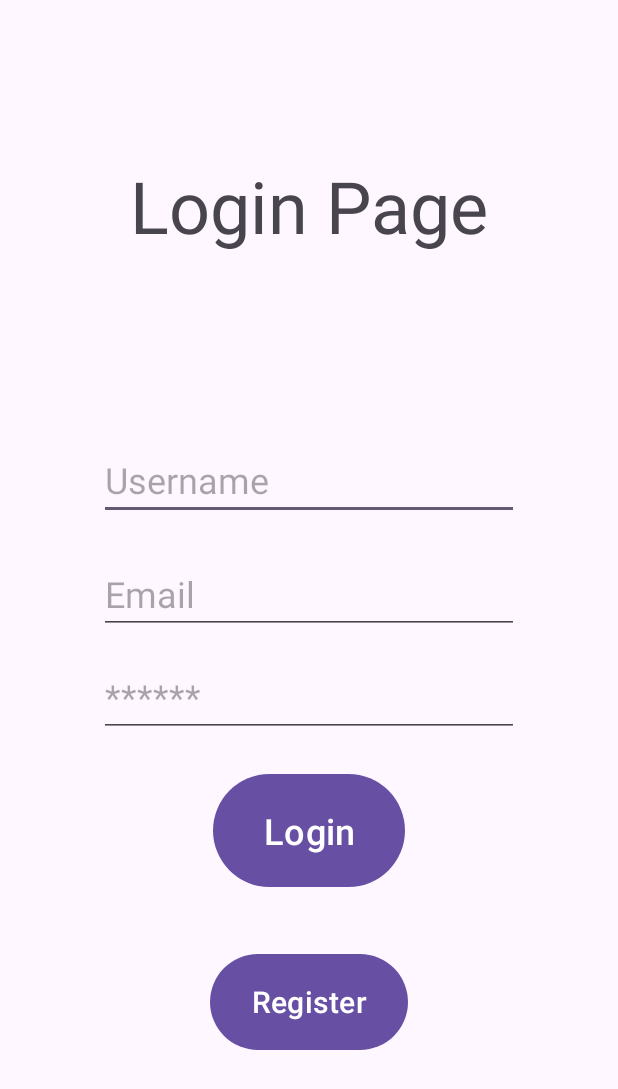
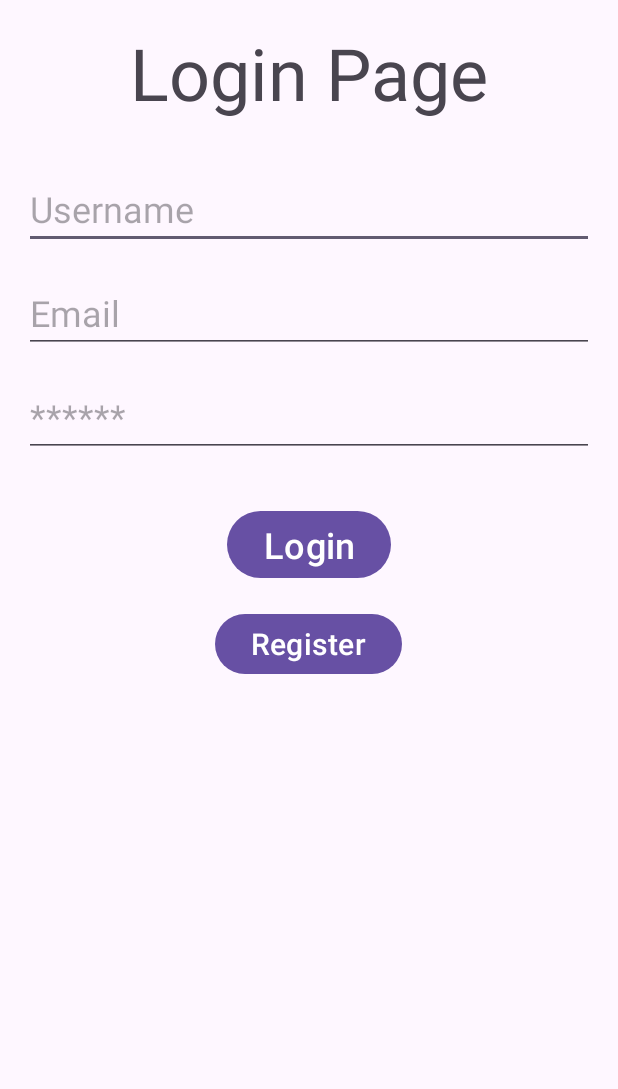
Before and after one commit to israaqaz/WelcomeApp, an Android app: the screen it shows after launch (LoginActivity), on a phone screen of 412 x 824 dp. Shown: the top 1089 px of the screen. Run offline under Robolectric (Android 15) with nearby library versions, the phone set to English and light mode, and no system bars.

Commit message:
LinearLayoutCommit

```diff
--- a/app/src/main/res/layout/activity_login.xml
+++ b/app/src/main/res/layout/activity_login.xml
@@ -1,67 +1,13 @@
 <?xml version="1.0" encoding="utf-8"?>
-<androidx.constraintlayout.widget.ConstraintLayout xmlns:android="http://schemas.android.com/apk/res/android"
+<LinearLayout xmlns:android="http://schemas.android.com/apk/res/android"
     xmlns:app="http://schemas.android.com/apk/res-auto"
     xmlns:tools="http://schemas.android.com/tools"
     android:layout_width="match_parent"
     android:layout_height="match_parent"
+    android:orientation="vertical"
+    android:gravity="center_horizontal"
+    android:padding="16dp"
     tools:context=".LoginActivity">
-
-    <EditText
-        android:id="@+id/usernameET"
-        android:layout_width="wrap_content"
-        android:layout_height="wrap_content"
-        android:ems="10"
-        android:hint="Username"
-        android:inputType="text"
-        android:textSize="24sp"
-        app:layout_constraintBottom_toBottomOf="parent"
-        app:layout_constraintEnd_toEndOf="@+id/tvLoginPage"
-        app:layout_constraintHorizontal_bias="0.512"
-        app:layout_constraintStart_toStartOf="@+id/tvLoginPage"
-        app:layout_constraintTop_toTopOf="parent"
-        app:layout_constraintVertical_bias="0.381" />
-
-    <Button
-        android:id="@+id/btnLogin"
-        android:layout_width="128dp"
-        android:layout_height="83dp"
-        android:text="Login"
-        android:textSize="24sp"
-        app:layout_constraintBottom_toBottomOf="parent"
-        app:layout_constraintEnd_toEndOf="@+id/etUserPassword"
-        app:layout_constraintStart_toStartOf="@+id/etUserPassword"
-        app:layout_constraintTop_toTopOf="parent"
-        app:layout_constraintVertical_bias="0.691" />
-
-    <EditText
-        android:id="@+id/etUserPassword"
-        android:layout_width="wrap_content"
-        android:layout_height="wrap_content"
-        android:ems="10"
-        android:hint="******"
-        android:inputType="textPassword"
-        android:textSize="24sp"
-        app:layout_constraintBottom_toBottomOf="parent"
-        app:layout_constraintEnd_toEndOf="@+id/etUserEmail"
-        app:layout_constraintHorizontal_bias="0.0"
-        app:layout_constraintStart_toStartOf="@+id/etUserEmail"
-        app:layout_constraintTop_toTopOf="parent"
-        app:layout_constraintVertical_bias="0.568" />
-
-    <EditText
-        android:id="@+id/etUserEmail"
-        android:layout_width="wrap_content"
-        android:layout_height="wrap_content"
-        android:ems="10"
-        android:hint="Email"
-        android:inputType="textEmailAddress"
-        android:textSize="24sp"
-        app:layout_constraintBottom_toBottomOf="parent"
-        app:layout_constraintEnd_toEndOf="@+id/usernameET"
-        app:layout_constraintHorizontal_bias="0.0"
-        app:layout_constraintStart_toStartOf="@+id/usernameET"
-        app:layout_constraintTop_toTopOf="parent"
-        app:layout_constraintVertical_bias="0.479" />
 
     <TextView
         android:id="@+id/tvLoginPage"
@@ -69,21 +15,51 @@
         android:layout_height="wrap_content"
         android:text="Login Page"
         android:textSize="48sp"
-        app:layout_constraintBottom_toBottomOf="parent"
-        app:layout_constraintEnd_toEndOf="parent"
-        app:layout_constraintStart_toStartOf="parent"
-        app:layout_constraintTop_toTopOf="parent"
-        app:layout_constraintVertical_bias="0.138" />
+        android:layout_marginBottom="32dp" />
+
+    <EditText
+        android:id="@+id/usernameET"
+        android:layout_width="match_parent"
+        android:layout_height="wrap_content"
+        android:ems="10"
+        android:hint="Username"
+        android:inputType="text"
+        android:textSize="24sp"
+        android:layout_marginBottom="16dp" />
+
+    <EditText
+        android:id="@+id/etUserEmail"
+        android:layout_width="match_parent"
+        android:layout_height="wrap_content"
+        android:ems="10"
+        android:hint="Email"
+        android:inputType="textEmailAddress"
+        android:textSize="24sp"
+        android:layout_marginBottom="16dp" />
+
+    <EditText
+        android:id="@+id/etUserPassword"
+        android:layout_width="match_parent"
+        android:layout_height="wrap_content"
+        android:ems="10"
+        android:hint="******"
+        android:inputType="textPassword"
+        android:textSize="24sp"
+        android:layout_marginBottom="32dp" />
+
+
+    <Button
+        android:id="@+id/btnLogin"
+        android:layout_width="wrap_content"
+        android:layout_height="wrap_content"
+        android:text="Login"
+        android:textSize="24sp"
+        android:layout_marginBottom="16dp" />
 
     <Button
         android:id="@+id/btnRegister"
-        android:layout_width="132dp"
-        android:layout_height="72dp"
+        android:layout_width="wrap_content"
+        android:layout_height="wrap_content"
         android:text="Register"
-        android:textSize="20sp"
-        app:layout_constraintBottom_toBottomOf="parent"
-        app:layout_constraintEnd_toEndOf="parent"
-        app:layout_constraintStart_toStartOf="parent"
-        app:layout_constraintTop_toTopOf="parent"
-        app:layout_constraintVertical_bias="0.84" />
-</androidx.constraintlayout.widget.ConstraintLayout>
+        android:textSize="20sp" />
+</LinearLayout>
```
Also changed, not shown: app/src/main/res/layout/activity_main.xml (+8 -16 lines), app/src/main/res/layout/activity_second.xml (+8 -11 lines), app/src/main/res/layout/fragment_home.xml (+11 -18 lines), app/src/main/res/layout/list_item.xml (+13 -29 lines).
